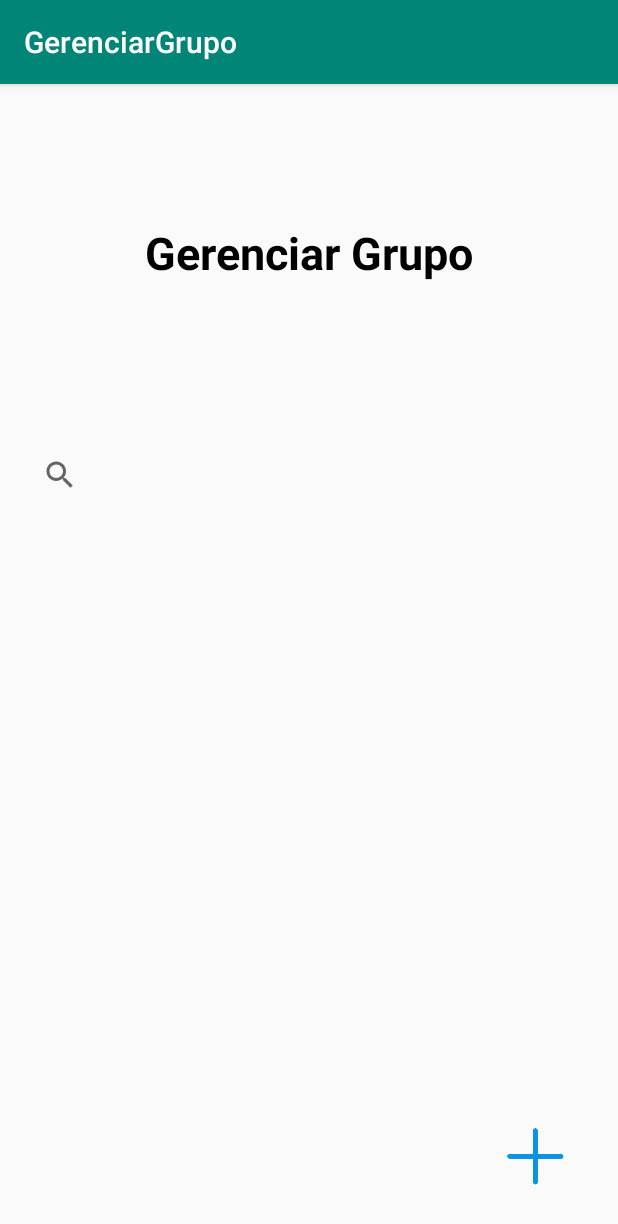
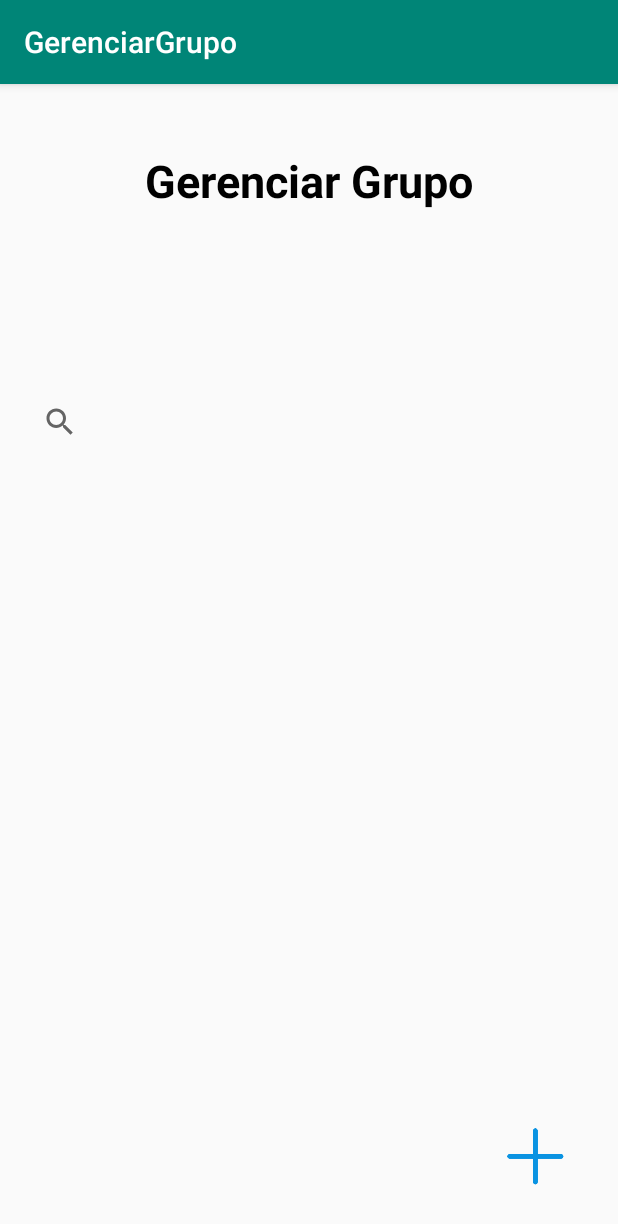
Before and after one commit to RodrigoNorio/construcao_software, an Android app: the GerenciarGrupo screen opened directly, with no data from a screen before it, on a phone screen of 412 x 824 dp. Shown: the top 1224 px of the screen. Run offline under Robolectric (Android 15) with nearby library versions, the light colour scheme and no system bars.

Commit message:
list grupos

```diff
--- a/app/src/main/res/layout/content_gerenciargrupo.xml
+++ b/app/src/main/res/layout/content_gerenciargrupo.xml
@@ -17,13 +17,11 @@
         android:layout_marginTop="44dp"
         android:layout_marginEnd="85dp"
         android:layout_marginRight="85dp"
-        android:layout_marginBottom="292dp"
         android:text="@string/gerenciar_grupo"
         android:textAppearance="@style/TextAppearance.AppCompat"
         android:textColor="@android:color/background_dark"
         android:textSize="30sp"
         android:textStyle="bold"
-        app:layout_constraintBottom_toTopOf="@+id/listargrupos"
         app:layout_constraintEnd_toEndOf="parent"
         app:layout_constraintStart_toStartOf="parent"
         app:layout_constraintTop_toTopOf="parent" />
@@ -50,8 +48,6 @@
         android:layout_marginStart="16dp"
         android:layout_marginLeft="16dp"
         android:layout_marginTop="200dp"
-        android:layout_marginBottom="151dp"
-        app:layout_constraintBottom_toTopOf="@+id/listargrupos"
         app:layout_constraintStart_toStartOf="parent"
         app:layout_constraintTop_toTopOf="parent" />
 
@@ -66,4 +62,5 @@
         android:text="@string/adicionardestino"
         app:layout_constraintBottom_toBottomOf="parent"
         app:layout_constraintStart_toStartOf="parent" />
+
 </androidx.constraintlayout.widget.ConstraintLayout>
```
